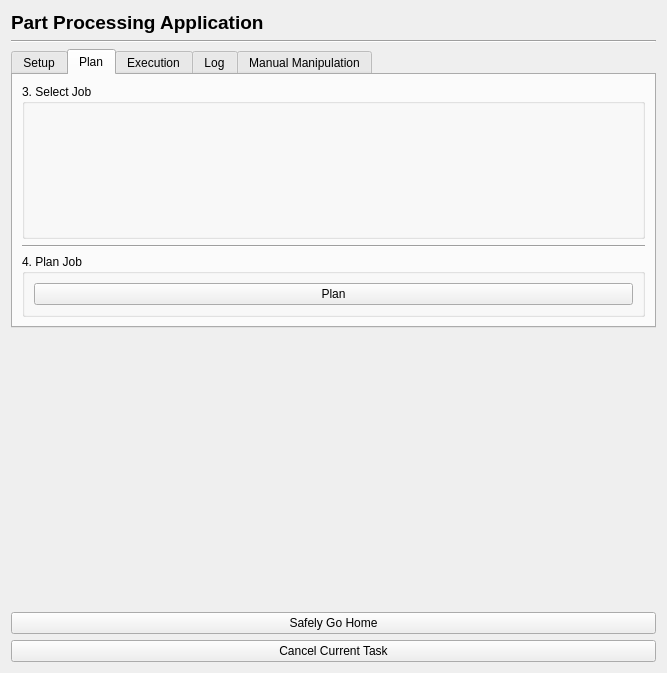
First picture: the form in crs_gui/ui/crs_application.ui, repository swri-robotics/collaborative-robotic-sanding, before the edit.
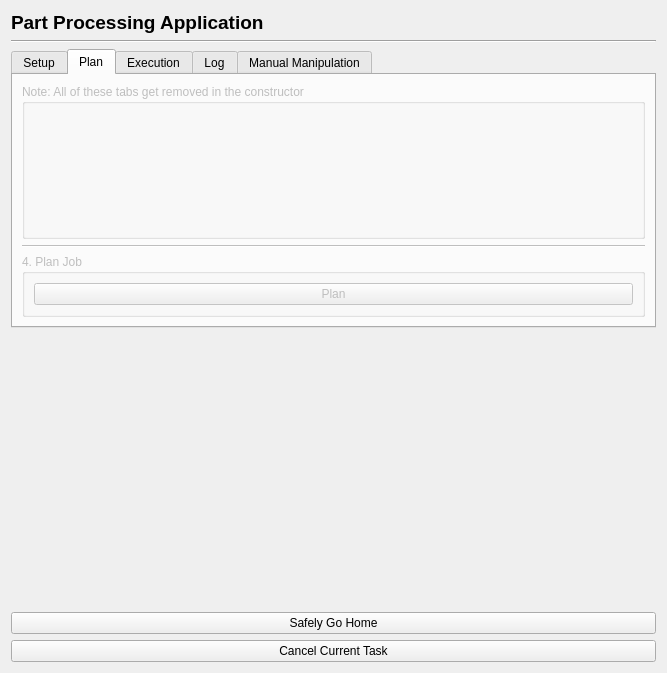
Second picture: the form after the edit. The open tabs and pages were chosen to show the change.

Commit message: crs_gui: Disable currently unused tabs

Patch:
```diff
--- a/crs_gui/ui/crs_application.ui
+++ b/crs_gui/ui/crs_application.ui
@@ -30,6 +30,9 @@
    </item>
    <item>
     <widget class="QTabWidget" name="tab_widget">
+     <property name="enabled">
+      <bool>true</bool>
+     </property>
      <property name="currentIndex">
       <number>0</number>
      </property>
@@ -84,6 +87,9 @@
       </layout>
      </widget>
      <widget class="QWidget" name="tab_rework">
+      <property name="enabled">
+       <bool>false</bool>
+      </property>
       <attribute name="title">
        <string>Plan</string>
       </attribute>
@@ -91,7 +97,7 @@
        <item>
         <widget class="QGroupBox" name="group_box_select_job">
          <property name="title">
-          <string>3. Select Job</string>
+          <string>Note: All of these tabs get removed in the constructor</string>
          </property>
          <layout class="QVBoxLayout" name="verticalLayout_3">
           <item>
```
Left out of the diff: 9 changed lines with no effect on the pictures.
